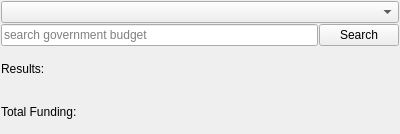
The window that gui/src/options.ui (hutchgrant/opengov) describes before a commit, drawn with Qt 5.
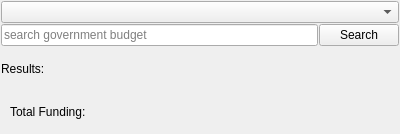
The same window after the commit.

Patch:
```diff
--- a/gui/src/options.ui
+++ b/gui/src/options.ui
@@ -103,7 +103,8 @@
             </layout>
            </item>
            <item>
-            <layout class="QHBoxLayout" name="horizontalLayout_10" stretch="3,7">
+            <widget class="QWidget" name="fundingLayout" native="true">
+             <layout class="QHBoxLayout" name="fundingLayout2" stretch="3,7">
              <item>
               <layout class="QHBoxLayout" name="horizontalLayout_2">
                <item>
@@ -127,6 +128,7 @@
               </layout>
              </item>
             </layout>
+            </widget>
            </item>
           </layout>
          </item>
```
Left out of the diff: 2 changed lines with no effect on the pictures. Lines whose indentation alone changed are shown as unchanged.
